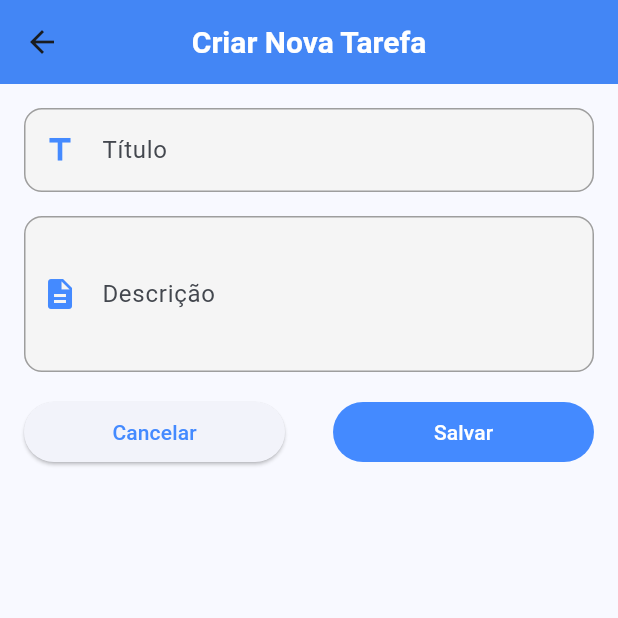
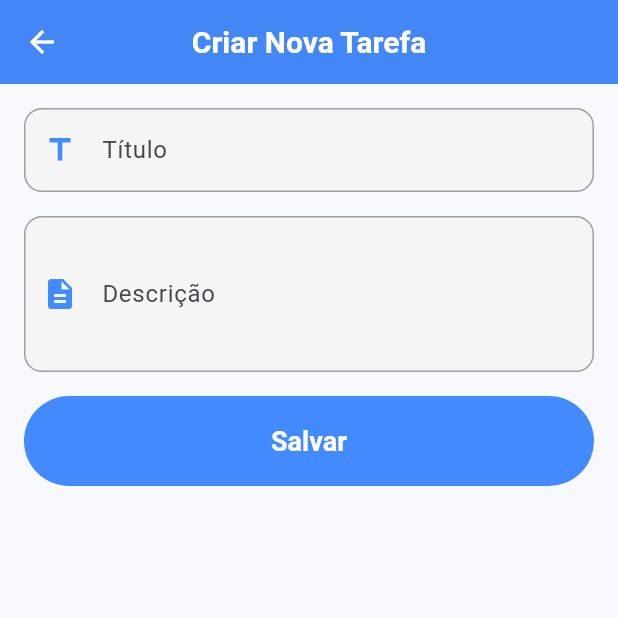
Before and after one commit to leandrorochaadm/gerenciador_tarefas, a Flutter app: the screen it shows after launch, after a tap on the "add" icon, on a phone screen of 412 x 824 dp, the top half of it. Run offline on Flutter 3.47's test engine with Material 3 defaults, Android fonts, the phone set to English and light mode, and no system bars; our stand-ins replace get_it, shared_preferences.

Commit message:
adjust button save

```diff
--- a/lib/presentation/controllers/todo_form_controller.dart
+++ b/lib/presentation/controllers/todo_form_controller.dart
@@ -1,4 +1,4 @@
-import 'package:flutter/foundation.dart';
+import 'package:flutter/material.dart';
 
 import '../../domain/entities/todo_item.dart';
 import '../../domain/failures/failure.dart';
--- a/lib/presentation/pages/create_or_edit_todo_page.dart
+++ b/lib/presentation/pages/create_or_edit_todo_page.dart
@@ -43,6 +43,7 @@ class CreateOrEditTodoPage extends StatelessWidget {
         centerTitle: true,
         elevation: 4,
         backgroundColor: Colors.blueAccent,
+        foregroundColor: Colors.white,
       ),
       body: Padding(
         padding: const EdgeInsets.all(16.0),
@@ -74,20 +75,14 @@ class CreateOrEditTodoPage extends StatelessWidget {
                   mainAxisAlignment: MainAxisAlignment.spaceAround,
                   children: [
                     Expanded(
-                      child: ElevatedButton(
-                        style: FilledButton.styleFrom(
-                          foregroundColor: Colors.blueAccent,
-                        ),
-                        onPressed: controller.onNavigatorBack,
-                        child: const Text('Cancelar'),
-                      ),
-                    ),
-                    const SizedBox(width: 32),
-                    Expanded(
                       child: FilledButton(
                         style: FilledButton.styleFrom(
-                          backgroundColor: Colors.blueAccent,
-                        ),
+                            backgroundColor: Colors.blueAccent,
+                            fixedSize: const Size(60, 60),
+                            textStyle: const TextStyle(
+                              fontSize: 18,
+                              fontWeight: FontWeight.bold,
+                            )),
                         onPressed: () async {
                           await controller.submit();
                         },
--- a/lib/presentation/pages/todo_page.dart
+++ b/lib/presentation/pages/todo_page.dart
@@ -1,5 +1,4 @@
 import 'package:flutter/material.dart';
-import 'package:inicie/presentation/utils/snack_helper.dart';
 
 import '../../domain/entities/todo_item.dart';
 import '../../setup_service_locator.dart';
@@ -7,6 +6,7 @@ import '../controllers/todo_controller.dart';
 import '../controllers/todo_form_controller.dart';
 import '../states/todo_state.dart';
 import '../utils/color_helper.dart';
+import '../utils/snack_helper.dart';
 import '../utils/type_message_enum.dart';
 import 'create_or_edit_todo_page.dart';
 
```
